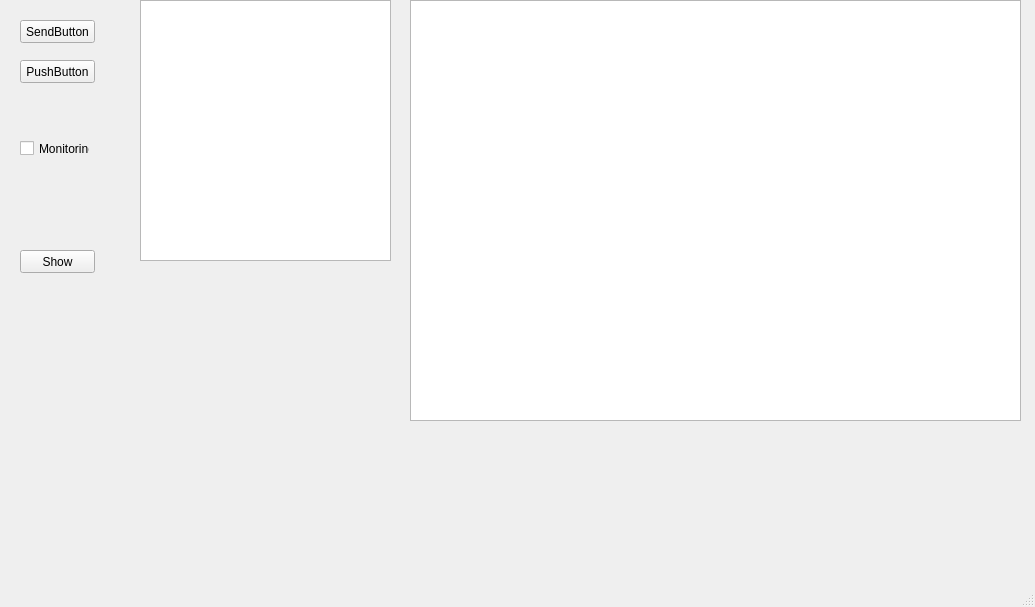
Vad118/server, file mainwindow.ui: the form before one commit.
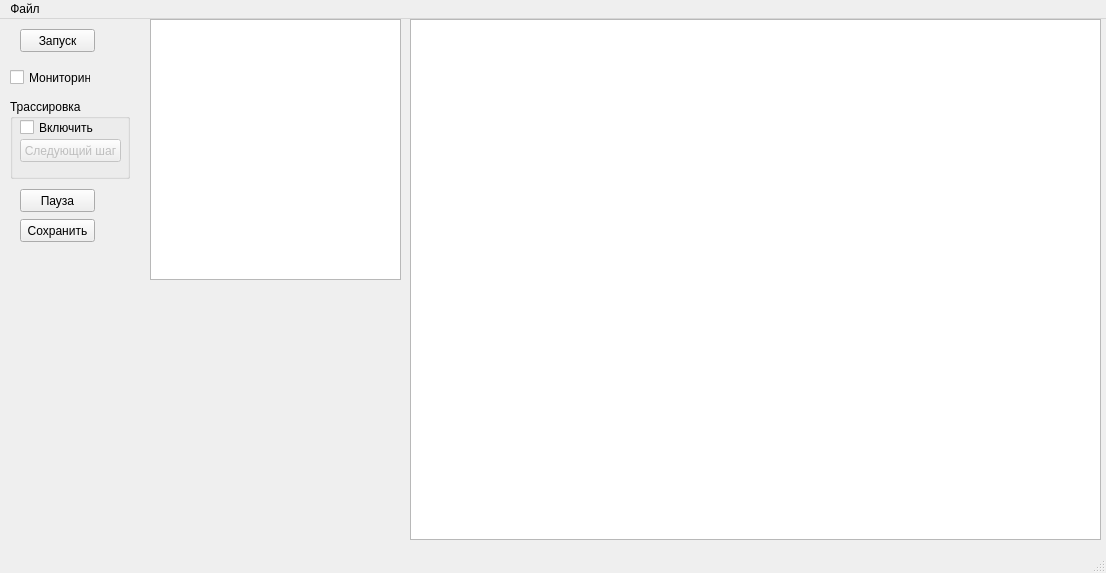
The form after the commit.

What changed in the file:
```diff
--- a/mainwindow.ui
+++ b/mainwindow.ui
@@ -6,8 +6,8 @@
    <rect>
     <x>0</x>
     <y>0</y>
-    <width>1035</width>
-    <height>607</height>
+    <width>1106</width>
+    <height>573</height>
    </rect>
   </property>
   <property name="windowTitle">
@@ -17,7 +17,7 @@
    <widget class="QTextEdit" name="textEdit">
     <property name="geometry">
      <rect>
-      <x>140</x>
+      <x>150</x>
       <y>0</y>
       <width>251</width>
       <height>261</height>
@@ -31,13 +31,13 @@
     <property name="geometry">
      <rect>
       <x>20</x>
-      <y>20</y>
+      <y>10</y>
       <width>75</width>
       <height>23</height>
      </rect>
     </property>
     <property name="text">
-     <string>SendButton</string>
+     <string>Запуск</string>
     </property>
    </widget>
    <widget class="QGraphicsView" name="graphicsView">
@@ -45,48 +45,90 @@
      <rect>
       <x>410</x>
       <y>0</y>
-      <width>611</width>
-      <height>421</height>
+      <width>691</width>
+      <height>521</height>
      </rect>
     </property>
    </widget>
-   <widget class="QPushButton" name="pushButton">
-    <property name="geometry">
-     <rect>
-      <x>20</x>
-      <y>60</y>
-      <width>75</width>
-      <height>23</height>
-     </rect>
-    </property>
-    <property name="text">
-     <string>PushButton</string>
-    </property>
-   </widget>
    <widget class="QCheckBox" name="checkBox">
     <property name="geometry">
      <rect>
-      <x>20</x>
-      <y>140</y>
-      <width>70</width>
+      <x>10</x>
+      <y>50</y>
+      <width>81</width>
       <height>17</height>
      </rect>
     </property>
     <property name="text">
-     <string>Monitoring</string>
+     <string>Мониторинг</string>
+    </property>
+   </widget>
+   <widget class="QGroupBox" name="groupBox">
+    <property name="geometry">
+     <rect>
+      <x>10</x>
+      <y>80</y>
+      <width>120</width>
+      <height>80</height>
+     </rect>
+    </property>
+    <property name="title">
+     <string>Трассировка</string>
+    </property>
+    <widget class="QCheckBox" name="checkBox_2">
+     <property name="geometry">
+      <rect>
+       <x>10</x>
+       <y>20</y>
+       <width>91</width>
+       <height>17</height>
+      </rect>
+     </property>
+     <property name="text">
+      <string>Включить</string>
+     </property>
+    </widget>
+    <widget class="QPushButton" name="pushButton">
+     <property name="enabled">
+      <bool>false</bool>
+     </property>
+     <property name="geometry">
+      <rect>
+       <x>10</x>
+       <y>40</y>
+       <width>101</width>
+       <height>23</height>
+      </rect>
+     </property>
+     <property name="text">
+      <string>Следующий шаг</string>
+     </property>
+    </widget>
+   </widget>
+   <widget class="QPushButton" name="pushButton_2">
+    <property name="geometry">
+     <rect>
+      <x>20</x>
+      <y>170</y>
+      <width>75</width>
+      <height>23</height>
+     </rect>
+    </property>
+    <property name="text">
+     <string>Пауза</string>
     </property>
    </widget>
    <widget class="QPushButton" name="pushButton_3">
     <property name="geometry">
      <rect>
       <x>20</x>
-      <y>250</y>
+      <y>200</y>
       <width>75</width>
       <height>23</height>
      </rect>
     </property>
     <property name="text">
-     <string>Show</string>
+     <string>Сохранить</string>
     </property>
    </widget>
   </widget>
@@ -95,10 +137,18 @@
     <rect>
      <x>0</x>
      <y>0</y>
-     <width>1035</width>
+     <width>1106</width>
      <height>21</height>
     </rect>
    </property>
+   <widget class="QMenu" name="menu">
+    <property name="title">
+     <string>Файл</string>
+    </property>
+    <addaction name="action"/>
+    <addaction name="action_2"/>
+   </widget>
+   <addaction name="menu"/>
   </widget>
   <widget class="QStatusBar" name="statusBar"/>
  </widget>
```
Left out of the diff: 10 changed lines with no effect on the pictures.
